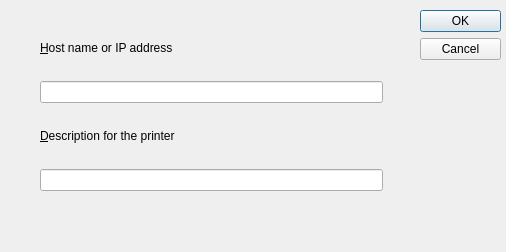
gitGNU/gnu_gnuspool, file ptrinstall/netinstdlg.ui: the form before one commit.
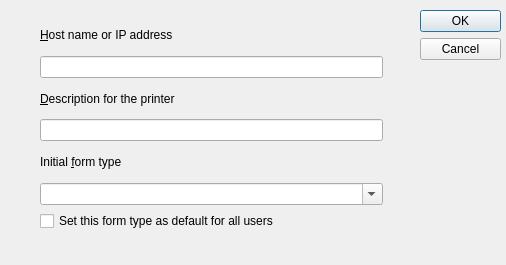
The form after the commit.

Commit message:
Make sure we set default form type when installing printer.
Turn on some handy default permissions for all users.
Also provide option to reset form type at any time on Python and Perl
printer install.

```diff
--- a/ptrinstall/netinstdlg.ui
+++ b/ptrinstall/netinstdlg.ui
@@ -7,7 +7,7 @@
     <x>0</x>
     <y>0</y>
     <width>506</width>
-    <height>252</height>
+    <height>265</height>
    </rect>
   </property>
   <property name="windowTitle">
@@ -35,7 +35,7 @@
      <x>40</x>
      <y>20</y>
      <width>343</width>
-     <height>171</height>
+     <height>211</height>
     </rect>
    </property>
    <layout class="QVBoxLayout" name="verticalLayout">
@@ -80,6 +80,36 @@
       </property>
      </widget>
     </item>
+    <item>
+     <widget class="QLabel" name="label_3">
+      <property name="text">
+       <string>Initial &amp;form type</string>
+      </property>
+      <property name="buddy">
+       <cstring>formtype</cstring>
+      </property>
+     </widget>
+    </item>
+    <item>
+     <widget class="QComboBox" name="formtype">
+      <property name="toolTip">
+       <string>Specify the initial form type for the printer</string>
+      </property>
+      <property name="editable">
+       <bool>true</bool>
+      </property>
+     </widget>
+    </item>
+    <item>
+     <widget class="QCheckBox" name="setdef">
+      <property name="toolTip">
+       <string>Check here to make this the default form type for all users</string>
+      </property>
+      <property name="text">
+       <string>Set this form type as default for all users</string>
+      </property>
+     </widget>
+    </item>
    </layout>
   </widget>
  </widget>
```
Left out of the diff: 2 changed lines with no effect on the pictures. The commit also changes 28 other files.
